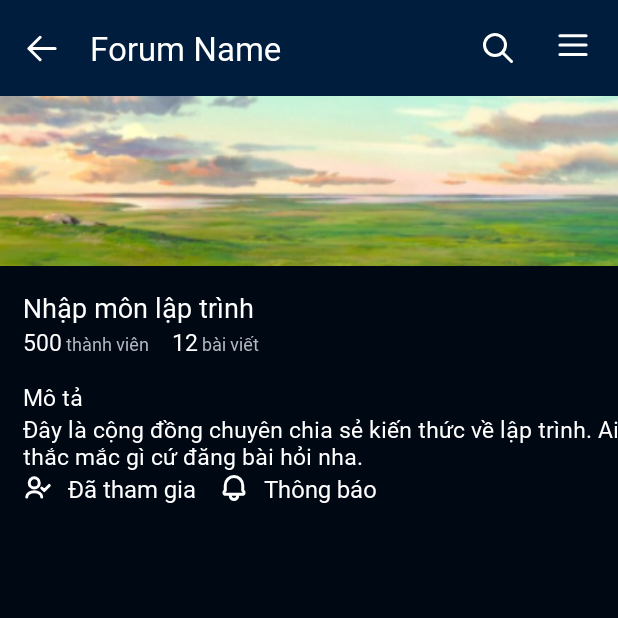
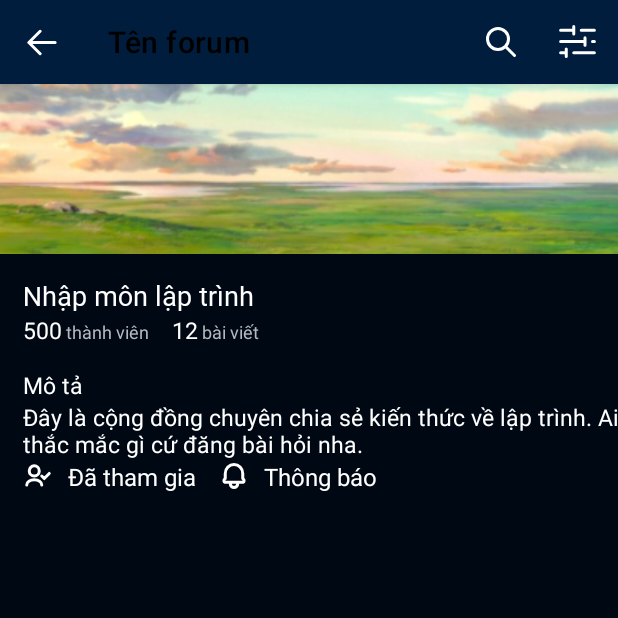
Before and after one commit to UITSE-500bros/EduForum, an Android app: the CommunityActivity screen opened directly, with no data from a screen before it, on a phone screen of 412 x 824 dp, the top half of it. Run offline under Robolectric (Android 15) with nearby library versions, the phone set to English and light mode, and no system bars; our stand-ins replace data binding.

Commit message:
feat: top app bar

```diff
--- a/app/src/main/AndroidManifest.xml
+++ b/app/src/main/AndroidManifest.xml
@@ -18,6 +18,7 @@
         tools:targetApi="31">
         <activity
             android:name=".activity.ui.community.CommunityActivity"
+            android:theme="@style/Theme.MaterialComponents.NoActionBar"
             android:exported="true" />
 
         <activity
--- a/app/src/main/res/drawable/avatar_frame.xml
+++ /dev/null
@@ -1,19 +0,0 @@
-<vector
-    xmlns:android="http://schemas.android.com/apk/res/android"
-    xmlns:aapt="http://schemas.android.com/aapt"
-    android:width="40dp"
-    android:height="40dp"
-    android:viewportWidth="40"
-    android:viewportHeight="40"
-    >
-    <group>
-        <clip-path
-            android:pathData="M20 0C31.0457 0 40 8.95431 40 20C40 31.0457 31.0457 40 20 40C8.95431 40 0 31.0457 0 20C0 8.95431 8.95431 0 20 0Z"
-            />
-        <path
-            android:pathData="M20 0C31.0457 0 40 8.95431 40 20C40 31.0457 31.0457 40 20 40C8.95431 40 0 31.0457 0 20C0 8.95431 8.95431 0 20 0Z"
-            android:strokeWidth="2"
-            android:strokeColor="#1A2B00D4"
-            />
-    </group>
-</vector>
--- /dev/null
+++ b/app/src/main/res/drawable/slider_03.xml
@@ -0,0 +1,13 @@
+<vector xmlns:android="http://schemas.android.com/apk/res/android"
+    android:width="30dp"
+    android:height="30dp"
+    android:viewportWidth="30"
+    android:viewportHeight="30">
+  <path
+      android:pathData="M12.5,22.5H26.25M3.75,22.5H7.5M7.5,22.5V25M7.5,22.5V20M25,15H26.25M3.75,15H20M20,15V17.5M20,15V12.5M17.5,7.5H26.25M3.75,7.5H12.5M12.5,7.5V10M12.5,7.5V5"
+      android:strokeLineJoin="round"
+      android:strokeWidth="2"
+      android:fillColor="#00000000"
+      android:strokeColor="#ffffff"
+      android:strokeLineCap="round"/>
+</vector>
--- a/app/src/main/res/layout/activity_community.xml
+++ b/app/src/main/res/layout/activity_community.xml
@@ -9,65 +9,36 @@
         android:layout_width="match_parent"
         android:layout_height="match_parent"
         android:background="@color/backgroundColor" >
-        <androidx.appcompat.widget.Toolbar
-            android:id="@+id/postsSearchBar"
-            android:layout_width="match_parent"
-            android:layout_height="wrap_content"
-            android:background="@color/secondaryColor"
+      <com.google.android.material.appbar.AppBarLayout
+          android:layout_width="match_parent"
+          android:layout_height="wrap_content"
+            android:id="@+id/topappbar"
             app:layout_constraintTop_toTopOf="parent"
+            app:layout_constraintStart_toStartOf="parent"
             app:layout_constraintEnd_toEndOf="parent"
-            app:layout_constraintStart_toStartOf="parent"
-            app:navigationIcon="@drawable/back_icon"
-            app:navigationIconTint="@color/white"
-            app:title="Forum Name"
-            app:collapseIcon="@drawable/nav_drawer"
-            app:titleTextColor="@color/white">
+            app:layout_scrollFlags="scroll|enterAlways"
+            >
+          <com.google.android.material.appbar.MaterialToolbar
+              android:id="@+id/topAppBar"
+              android:layout_width="match_parent"
+              android:layout_height="?attr/actionBarSize"
+              app:title="Tên forum"
+              app:menu="@menu/communitymenu"
+                app:navigationIcon="@drawable/back_icon"
+              android:backgroundTint="@color/secondaryColor"
+              style="@style/Widget.MaterialComponents.Toolbar.Primary"
+              />
+      </com.google.android.material.appbar.AppBarLayout>
 
-            <LinearLayout
-                android:layout_width="wrap_content"
-                android:layout_height="wrap_content"
-                android:layout_gravity="end"
-                android:orientation="horizontal">
 
-                <ImageButton
-                    android:id="@+id/search_button"
-                    android:layout_width="wrap_content"
-                    android:layout_height="wrap_content"
-                    android:background="@color/secondaryColor"
-                    android:src="@drawable/search_icon" />
 
-                <com.google.android.material.textfield.TextInputLayout
-                    android:layout_width="0dp"
-                    android:layout_height="match_parent"
-                    android:layout_weight="1"
-                    android:visibility="gone">
-
-                    <androidx.appcompat.widget.SearchView
-                        android:id="@+id/search_view"
-                        android:layout_width="match_parent"
-                        android:layout_height="match_parent" />
-
-                </com.google.android.material.textfield.TextInputLayout>
-
-                <ImageButton
-                    android:id="@+id/navigation_drawer_button"
-                    android:layout_width="wrap_content"
-                    android:layout_height="wrap_content"
-                    android:background="@color/secondaryColor"
-                    android:src="@drawable/nav_drawer"
-                    android:layout_marginStart="30dp"
-                    android:layout_marginEnd="20dp"/>
-
-            </LinearLayout>
-
-        </androidx.appcompat.widget.Toolbar>
         <ImageView
             android:layout_width="match_parent"
             android:layout_height="wrap_content"
             android:src="@drawable/community_background"
             android:scaleType="centerCrop"
             android:id="@+id/postImageView"
-            app:layout_constraintTop_toBottomOf="@+id/postsSearchBar"
+            app:layout_constraintTop_toBottomOf="@+id/topappbar"
             app:layout_constraintStart_toStartOf="parent"
             app:layout_constraintEnd_toEndOf="parent"
             />
--- a/app/src/main/res/layout/item_community.xml
+++ b/app/src/main/res/layout/item_community.xml
@@ -18,7 +18,7 @@
         app:layout_constraintTop_toTopOf="parent"
         app:layout_constraintBottom_toBottomOf="parent"
         app:cardElevation="6dp"
-        app:cardBackgroundColor="#001D3D"
+        app:cardBackgroundColor="@color/secondaryColor"
         app:cardCornerRadius="20dp" >
 
         <androidx.constraintlayout.widget.ConstraintLayout
--- /dev/null
+++ b/app/src/main/res/menu/communitymenu.xml
@@ -0,0 +1,14 @@
+<?xml version="1.0" encoding="utf-8"?>
+<menu xmlns:app="http://schemas.android.com/apk/res-auto"
+    xmlns:android="http://schemas.android.com/apk/res/android">
+    <item
+        android:id="@+id/search"
+        android:icon="@drawable/search_icon"
+        android:title="Search"
+        app:showAsAction="ifRoom" />
+    <item
+        android:id="@+id/filter"
+        android:icon="@drawable/slider_03"
+        android:title="Filter"
+        app:showAsAction="ifRoom" />
+</menu>
```
